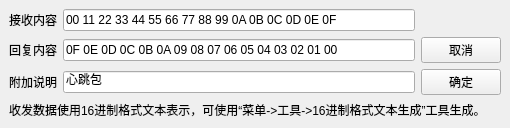
This is Src/Common/SAKDebugPage/Other/AutoResponse/AutoResponseItemWidget.ui in x-tools-author/x-tools as Qt 5 draws it before an edit. The edited form follows.
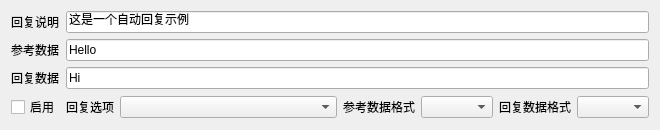
This is the edited form.

Commit message: 重构自动回复

```diff
--- a/Src/Common/SAKDebugPage/Other/AutoResponse/AutoResponseItemWidget.ui
+++ b/Src/Common/SAKDebugPage/Other/AutoResponse/AutoResponseItemWidget.ui
@@ -6,86 +6,97 @@
    <rect>
     <x>0</x>
     <y>0</y>
-    <width>510</width>
-    <height>114</height>
+    <width>660</width>
+    <height>116</height>
    </rect>
   </property>
   <property name="windowTitle">
    <string>添加自动回复设置</string>
   </property>
   <layout class="QGridLayout" name="gridLayout">
-   <property name="leftMargin">
-    <number>9</number>
-   </property>
-   <property name="topMargin">
-    <number>9</number>
-   </property>
-   <property name="rightMargin">
-    <number>9</number>
-   </property>
-   <property name="bottomMargin">
-    <number>9</number>
-   </property>
-   <item row="3" column="0" colspan="3">
-    <widget class="QLabel" name="labelInfo">
+   <item row="3" column="0">
+    <widget class="QCheckBox" name="enableCheckBox">
      <property name="text">
-      <string>收发数据使用16进制格式文本表示，可使用“菜单-&gt;工具-&gt;16进制格式文本生成”工具生成。</string>
+      <string>启用</string>
      </property>
     </widget>
    </item>
-   <item row="0" column="1">
-    <widget class="QLineEdit" name="lineEditReceiveData">
+   <item row="2" column="0">
+    <widget class="QLabel" name="label_3">
      <property name="text">
-      <string>00 11 22 33 44 55 66 77 88 99 0A 0B 0C 0D 0E 0F</string>
-     </property>
-    </widget>
-   </item>
-   <item row="1" column="1">
-    <widget class="QLineEdit" name="lineEditSendData">
-     <property name="text">
-      <string>0F 0E 0D 0C 0B 0A 09 08 07 06 05 04 03 02 01 00</string>
+      <string>回复数据</string>
      </property>
     </widget>
    </item>
    <item row="0" column="0">
     <widget class="QLabel" name="label">
      <property name="text">
-      <string>接收内容</string>
+      <string>回复说明</string>
      </property>
     </widget>
    </item>
    <item row="1" column="0">
     <widget class="QLabel" name="label_2">
      <property name="text">
-      <string>回复内容</string>
+      <string>参考数据</string>
      </property>
     </widget>
    </item>
-   <item row="2" column="0">
-    <widget class="QLabel" name="label_3">
+   <item row="3" column="2">
+    <widget class="QComboBox" name="optionComboBox">
+     <property name="sizePolicy">
+      <sizepolicy hsizetype="Expanding" vsizetype="Fixed">
+       <horstretch>0</horstretch>
+       <verstretch>0</verstretch>
+      </sizepolicy>
+     </property>
+    </widget>
+   </item>
+   <item row="3" column="5">
+    <widget class="QLabel" name="label_6">
      <property name="text">
-      <string>附加说明</string>
+      <string>回复数据格式</string>
      </property>
     </widget>
    </item>
-   <item row="2" column="1">
-    <widget class="QLineEdit" name="lineEditDescription">
+   <item row="3" column="1">
+    <widget class="QLabel" name="label_4">
      <property name="text">
-      <string>心跳包</string>
+      <string>回复选项</string>
      </property>
     </widget>
    </item>
-   <item row="2" column="2">
-    <widget class="QPushButton" name="pushButtonApply">
+   <item row="3" column="4">
+    <widget class="QComboBox" name="referenceDataFromatComboBox"/>
+   </item>
+   <item row="3" column="3">
+    <widget class="QLabel" name="label_5">
      <property name="text">
-      <string>确定</string>
+      <string>参考数据格式</string>
      </property>
     </widget>
    </item>
-   <item row="1" column="2">
-    <widget class="QPushButton" name="pushButtonCancle">
+   <item row="3" column="6">
+    <widget class="QComboBox" name="responseDataFormatComboBox"/>
+   </item>
+   <item row="2" column="1" colspan="6">
+    <widget class="QLineEdit" name="responseLineEdit">
      <property name="text">
-      <string>取消</string>
+      <string>Hi</string>
+     </property>
+    </widget>
+   </item>
+   <item row="1" column="1" colspan="6">
+    <widget class="QLineEdit" name="referenceLineEdit">
+     <property name="text">
+      <string>Hello</string>
+     </property>
+    </widget>
+   </item>
+   <item row="0" column="1" colspan="6">
+    <widget class="QLineEdit" name="remarkLineEdit">
+     <property name="text">
+      <string>这是一个自动回复示例</string>
      </property>
     </widget>
    </item>
```
Left out of the diff: 2 changed lines with no effect on the pictures. The commit also changes 13 other files.
